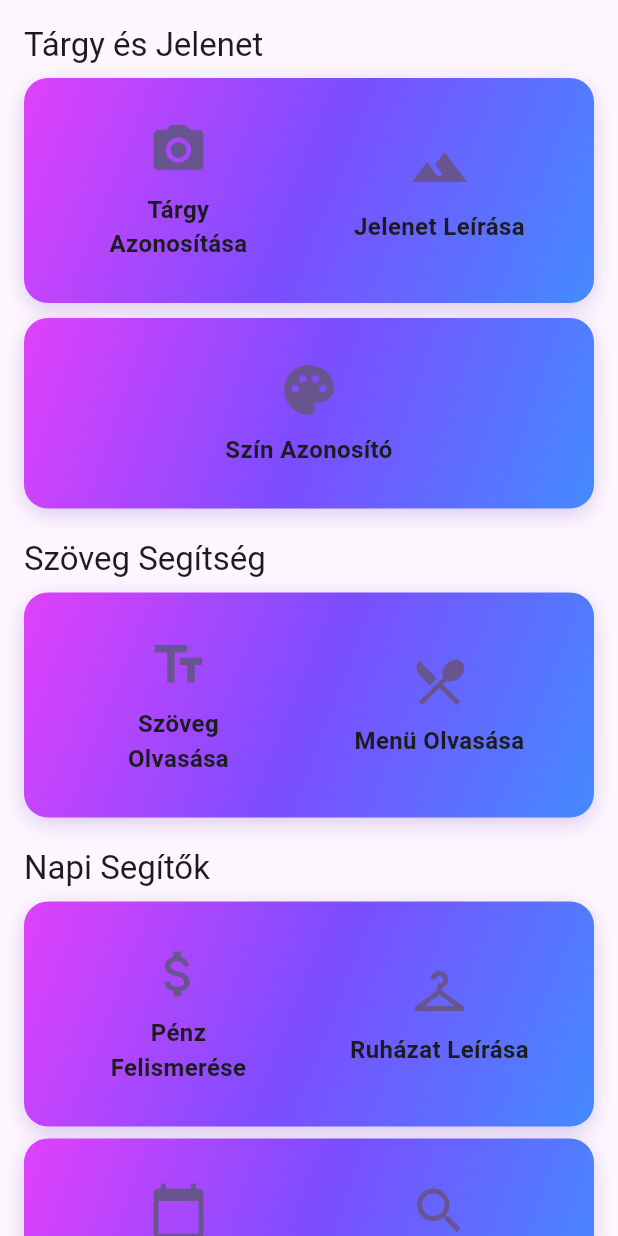
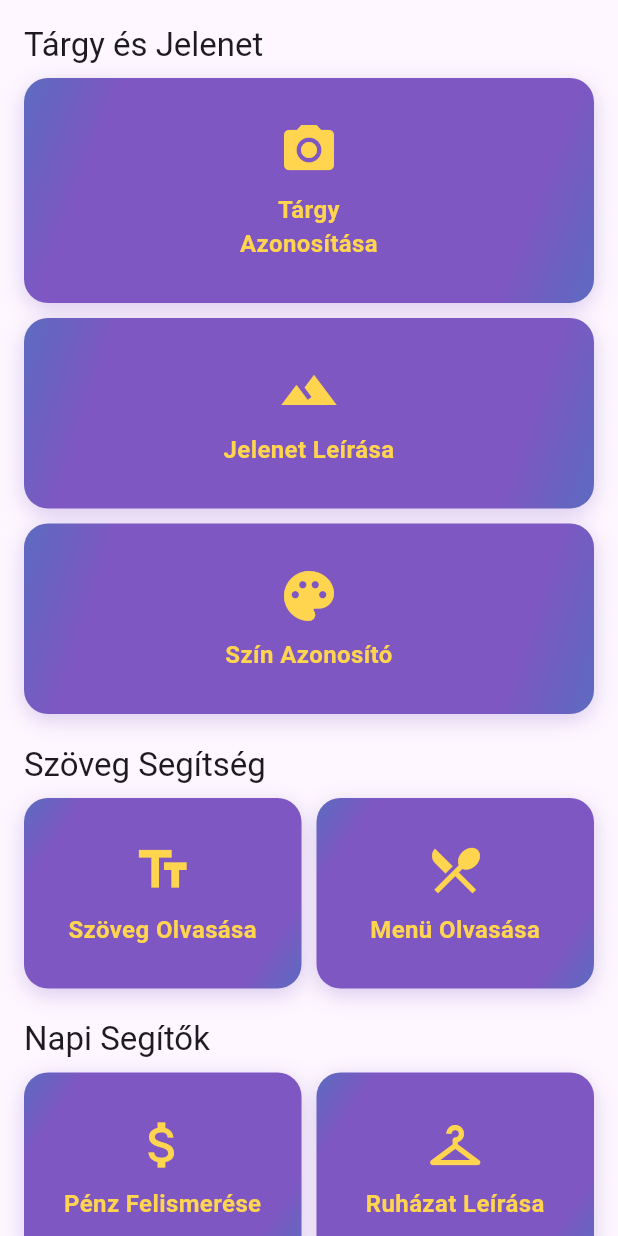
Before and after one commit to SziluChannel/LumiAI, a Flutter app: the PartialFunctionalUI widget shown alone on an empty page, opened directly, on a phone screen of 412 x 824 dp. Run offline on Flutter 3.47's test engine with Material 3 defaults, Android fonts, the phone set to English and light mode, and no system bars; our stand-ins replace camera, flutter_dotenv, flutter_riverpod, flutter_secure_storage, flutter_tts, google_fonts and 6 more; missing offline and left inert: dart:js_interop, local_auth_android, mailer, record; accounts and stored records are empty; generated files the repository leaves out were written again; network calls fail.

Commit message:
changed gradient for buttons and added yellow highlighting

```diff
--- a/lib/features/home/layouts/minimal_ui.dart
+++ b/lib/features/home/layouts/minimal_ui.dart
@@ -96,10 +96,12 @@ class _MinimalMenuButton extends ConsumerWidget {
                 begin: Alignment.centerLeft,
                 end: Alignment.centerRight,
                 colors: [
-                  const Color(0xFFFF4081), // Hot pink
-                  const Color(0xFFAA00FF), // Vivid purple
-                  const Color(0xFF00E5FF), // Cyan
+                  const Color(0xFF5C6BC0), // Indigo blue
+                  const Color(0xFF7E57C2), // Soft purple
+                  const Color(0xFF7E57C2), // Soft purple
+                  const Color(0xFF5C6BC0), // Indigo blue
                 ],
+                stops: const [0.0, 0.15, 0.85, 1.0], // Blue only at edges
               ),
               borderRadius: BorderRadius.circular(20 * scaleFactor),
               boxShadow: [
@@ -117,14 +119,18 @@ class _MinimalMenuButton extends ConsumerWidget {
             child: Row(
               mainAxisAlignment: MainAxisAlignment.center,
               children: [
-                Icon(icon, size: 60 * scaleFactor, color: Colors.white),
+                Icon(
+                  icon,
+                  size: 60 * scaleFactor,
+                  color: const Color(0xFFFFD54F),
+                ),
                 SizedBox(width: 12 * scaleFactor),
                 Text(
                   label,
                   style: TextStyle(
                     fontSize: 32 * scaleFactor,
                     fontWeight: FontWeight.bold,
-                    color: Colors.white,
+                    color: const Color(0xFFFFD54F), // Vibrant amber/gold
                   ),
                 ),
               ],
--- a/lib/features/home/layouts/partial_ui.dart
+++ b/lib/features/home/layouts/partial_ui.dart
@@ -33,6 +33,11 @@ class PartialFunctionalUI extends ConsumerWidget {
                 featureController.handleAction(FeatureAction.identifyObject);
               },
             ),
+          ],
+        ),
+        const SizedBox(height: 10),
+        _FeatureCard(
+          children: [
             _FeatureButton(
               label: l10n.describeScene,
               icon: Icons.landscape,
@@ -60,62 +65,56 @@ class PartialFunctionalUI extends ConsumerWidget {
         ),
         const SizedBox(height: 20),
         _SectionHeader(title: l10n.textAssistance),
-        _FeatureCard(
-          children: [
-            _FeatureButton(
+        _FeatureCardRow(
+          left: _FeatureButton(
             label: l10n.readText,
             icon: Icons.text_fields,
             onPressed: () {
               featureController.handleAction(FeatureAction.readText);
             },
           ),
-            _FeatureButton(
+          right: _FeatureButton(
             label: l10n.readMenu,
             icon: Icons.restaurant_menu,
             onPressed: () {
               featureController.handleAction(FeatureAction.readMenu);
             },
           ),
-          ],
         ),
         const SizedBox(height: 20),
         _SectionHeader(title: l10n.dailyHelpers),
-        _FeatureCard(
-          children: [
-            _FeatureButton(
+        _FeatureCardRow(
+          left: _FeatureButton(
             label: l10n.readCurrency,
             icon: Icons.attach_money,
             onPressed: () {
               featureController.handleAction(FeatureAction.readCurrency);
             },
           ),
-            _FeatureButton(
+          right: _FeatureButton(
             label: l10n.describeClothing,
             icon: Icons.checkroom,
             onPressed: () {
               featureController.handleAction(FeatureAction.describeClothing);
             },
           ),
-          ],
         ),
         const SizedBox(height: 8),
-        _FeatureCard(
-          children: [
-            _FeatureButton(
+        _FeatureCardRow(
+          left: _FeatureButton(
             label: l10n.expiryDate,
             icon: Icons.calendar_today,
             onPressed: () {
               featureController.handleAction(FeatureAction.readExpiryDate);
             },
           ),
-            _FeatureButton(
+          right: _FeatureButton(
             label: l10n.findObject,
             icon: Icons.search,
             onPressed: () {
               _showFindObjectDialog(context, ref, l10n);
             },
           ),
-          ],
         ),
         const SizedBox(height: 20),
         _SectionHeader(title: l10n.chat),
@@ -216,10 +215,12 @@ class _FeatureCard extends StatelessWidget {
           begin: Alignment.topLeft,
           end: Alignment.bottomRight,
           colors: [
-            const Color(0xFFE040FB), // Vibrant pink/magenta
-            const Color(0xFF7C4DFF), // Bright purple
-            const Color(0xFF448AFF), // Electric blue
+            const Color(0xFF5C6BC0), // Indigo blue
+            const Color(0xFF7E57C2), // Soft purple
+            const Color(0xFF7E57C2), // Soft purple
+            const Color(0xFF5C6BC0), // Indigo blue
           ],
+          stops: const [0.0, 0.15, 0.85, 1.0], // Blue only at edges
         ),
         borderRadius: BorderRadius.circular(16),
         boxShadow: [
@@ -237,6 +238,58 @@ class _FeatureCard extends StatelessWidget {
           children: children,
         ),
       ),
+    );
+  }
+}
+
+/// A row of separate gradient cards displayed side by side
+class _FeatureCardRow extends StatelessWidget {
+  final Widget left;
+  final Widget right;
+  const _FeatureCardRow({required this.left, required this.right});
+
+  @override
+  Widget build(BuildContext context) {
+    return Row(
+      children: [
+        Expanded(child: _SingleFeatureCard(child: left)),
+        const SizedBox(width: 10),
+        Expanded(child: _SingleFeatureCard(child: right)),
+      ],
+    );
+  }
+}
+
+/// A single gradient card containing one feature button
+class _SingleFeatureCard extends StatelessWidget {
+  final Widget child;
+  const _SingleFeatureCard({required this.child});
+
+  @override
+  Widget build(BuildContext context) {
+    return Container(
+      decoration: BoxDecoration(
+        gradient: LinearGradient(
+          begin: Alignment.topLeft,
+          end: Alignment.bottomRight,
+          colors: [
+            const Color(0xFF5C6BC0), // Indigo blue
+            const Color(0xFF7E57C2), // Soft purple
+            const Color(0xFF7E57C2), // Soft purple
+            const Color(0xFF5C6BC0), // Indigo blue
+          ],
+          stops: const [0.0, 0.15, 0.85, 1.0],
+        ),
+        borderRadius: BorderRadius.circular(16),
+        boxShadow: [
+          BoxShadow(
+            color: Colors.deepPurple.withAlpha(60),
+            blurRadius: 12,
+            offset: const Offset(0, 4),
+          ),
+        ],
+      ),
+      child: Padding(padding: const EdgeInsets.all(16.0), child: child),
     );
   }
 }
@@ -271,7 +324,7 @@ class _FeatureButton extends ConsumerWidget {
             Icon(
               icon,
               size: 40 * scaleFactor,
-              color: Theme.of(context).primaryColor,
+              color: const Color(0xFFFFD54F), // Vibrant amber/gold
             ), // Scale icon size
             SizedBox(height: 8 * scaleFactor), // Scale spacing
             Text(
@@ -280,6 +333,7 @@ class _FeatureButton extends ConsumerWidget {
               style: TextStyle(
                 fontWeight: FontWeight.bold,
                 fontSize: 16 * scaleFactor, // Scale text size
+                color: const Color(0xFFFFD54F), // Matching amber/gold
               ),
             ),
           ],
```
Lines whose indentation alone changed are shown as unchanged.
